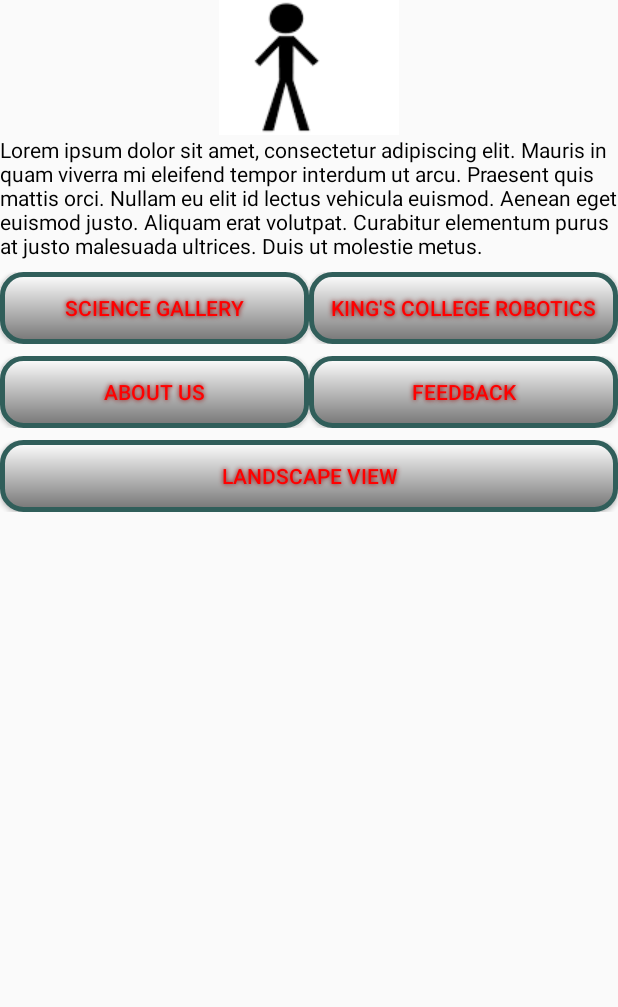
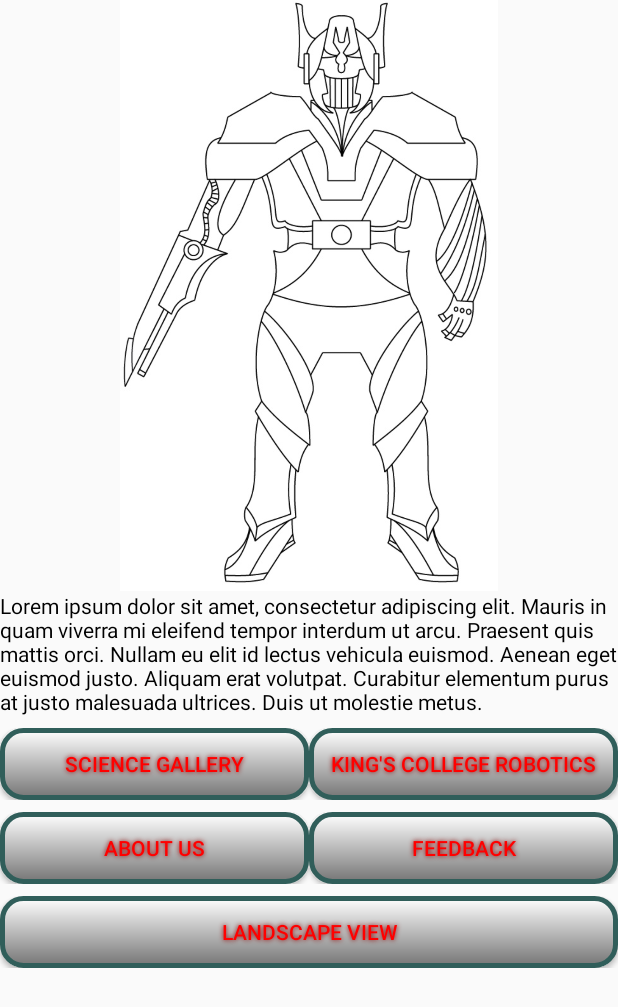
Before and after one commit to maheshuk31/KillerRobotApplication, an Android app: the screen it shows after launch (MainActivity), on a phone screen of 412 x 824 dp. Shown: the top 1007 px of the screen. Run offline under Robolectric (Android 15) with nearby library versions, the phone set to English and light mode, and no system bars.

Commit message:
Changed colour of application, added link to King's Robotics CORE website however may need to change as current link doesn't work at the time of this commit

```diff
--- a/app/src/main/java/com/example/maheshuk31/killerrobotapplication/MainActivity.java
+++ b/app/src/main/java/com/example/maheshuk31/killerrobotapplication/MainActivity.java
@@ -16,7 +16,7 @@ public class MainActivity extends AppCompatActivity {
 
     private ImageView imgRobot;
     private TextView txtIntroduction;
-    private Button btnFeedback, btnAboutUs, btnScienceGallery;
+    private Button btnFeedback, btnAboutUs, btnScienceGallery, btnKingsRobotics;
 
     @Override
     protected void onCreate(Bundle savedInstanceState) {
@@ -32,6 +32,16 @@ public class MainActivity extends AppCompatActivity {
             public void onClick(View v) {
                 Intent intent = new Intent(MainActivity.this, ScienceGalleryActivity.class);
                 startActivity(intent);
+            }
+        });
+
+        //check website may not work
+        btnKingsRobotics = (Button) findViewById(R.id.btnKingsRobotics);
+        btnKingsRobotics.setOnClickListener(new View.OnClickListener() {
+            @Override
+            public void onClick(View v) {
+                String url = "https://nms.kcl.ac.uk/core/";
+                startActivity( new Intent(Intent.ACTION_VIEW).setData(Uri.parse(url)));
             }
         });
 
--- a/app/src/main/res/layout/content_main.xml
+++ b/app/src/main/res/layout/content_main.xml
@@ -30,8 +30,11 @@
                     android:layout_width="wrap_content"
                     android:layout_height="wrap_content"
                     android:layout_gravity="center"
+                    android:layout_marginLeft="80dp"
+                    android:layout_marginRight="80dp"
                     android:id="@+id/imgRobot"
-                    android:src="@drawable/images"/>
+                    android:src="@drawable/killer_robot"
+                    android:adjustViewBounds="true"/>
 
             </LinearLayout>
 
@@ -72,7 +75,7 @@
                         android:layout_width="0dp"
                         android:layout_height="wrap_content"
                         android:layout_weight="0.5"
-                        android:id="@+id/button2"
+                        android:id="@+id/btnKingsRobotics"
                         android:background="@drawable/btn_shape_normal"
                         android:shadowColor="#8F0000"
                         android:shadowDx="0"
--- a/app/src/main/res/values/colors.xml
+++ b/app/src/main/res/values/colors.xml
@@ -1,6 +1,6 @@
 <?xml version="1.0" encoding="utf-8"?>
 <resources>
-    <color name="colorPrimary">#3F51B5</color>
-    <color name="colorPrimaryDark">#303F9F</color>
-    <color name="colorAccent">#FF4081</color>
+    <color name="colorPrimary">#c1c1c1</color>
+    <color name="colorPrimaryDark">#9b0022ff</color>
+    <color name="colorAccent">#8eae0b0e</color>
 </resources>
--- a/build.gradle
+++ b/build.gradle
@@ -5,7 +5,7 @@ buildscript {
         jcenter()
     }
     dependencies {
-        classpath 'com.android.tools.build:gradle:2.2.2'
+        classpath 'com.android.tools.build:gradle:2.2.3'
 
         // NOTE: Do not place your application dependencies here; they belong
         // in the individual module build.gradle files
```
Also changed, not shown: app/src/main/res/drawable/killer_robot.jpg (added).
